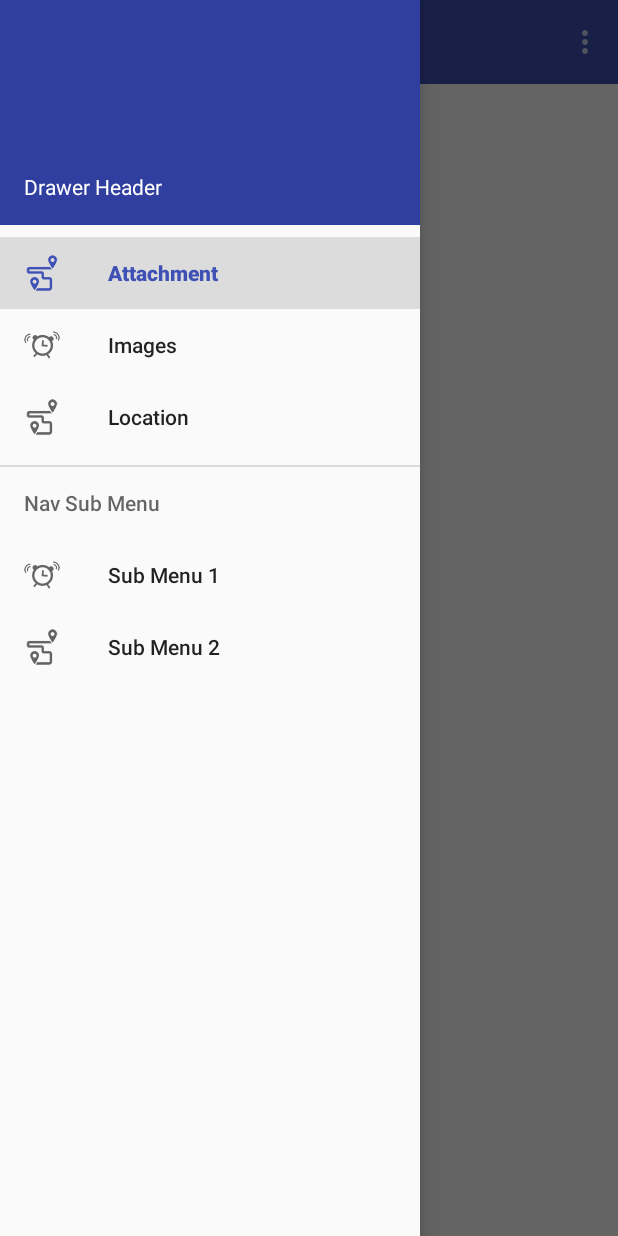
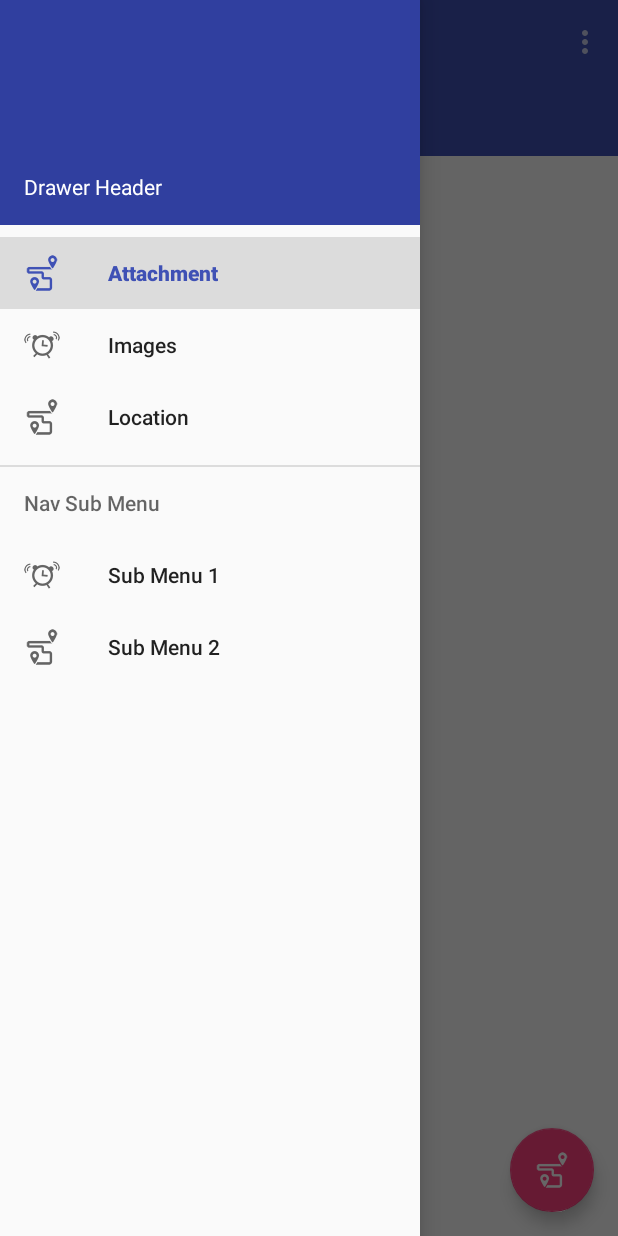
Before and after one commit to guffyWave/MaterialDrawerStudy, an Android app: the screen it shows after launch (MainActivity), with the side drawer open, on a phone screen of 412 x 824 dp. Run offline under Robolectric (Android 15) with nearby library versions, the phone set to English and light mode, and no system bars.

Commit message:
Updated with Coordinator Layout

```diff
--- a/app/src/main/java/com/appxperts/materialdrawerstudy/MainActivity.java
+++ b/app/src/main/java/com/appxperts/materialdrawerstudy/MainActivity.java
@@ -2,6 +2,7 @@ package com.appxperts.materialdrawerstudy;
 
 import android.os.Bundle;
 import android.support.design.widget.NavigationView;
+import android.support.design.widget.Snackbar;
 import android.support.v4.view.GravityCompat;
 import android.support.v4.widget.DrawerLayout;
 import android.support.v7.app.ActionBar;
@@ -9,6 +10,7 @@ import android.support.v7.app.AppCompatActivity;
 import android.support.v7.widget.Toolbar;
 import android.view.Menu;
 import android.view.MenuItem;
+import android.view.View;
 import android.widget.Toast;
 
 public class MainActivity extends AppCompatActivity {
@@ -25,7 +27,7 @@ public class MainActivity extends AppCompatActivity {
 
         System.out.println("Dummy ABCD");
 
-        mDrawerLayout = (DrawerLayout) findViewById(R.id.mDrawerLayout);
+        mDrawerLayout = (DrawerLayout) findViewById(R.id.drawer_layout);
 
 
         Toolbar toolbar = (Toolbar) findViewById(R.id.toolbar);
@@ -44,6 +46,25 @@ public class MainActivity extends AppCompatActivity {
                 return true;
             }
         });
+
+
+        /////------------>> FAB and Snack Bar with Coordinator support
+        Snackbar.make(findViewById(R.id.coordinator), "I'm a Snackbar", Snackbar.LENGTH_LONG).setAction("Action", new View.OnClickListener() {
+            @Override
+            public void onClick(View v) {
+                Toast.makeText(MainActivity.this, "Snackbar Action", Toast.LENGTH_LONG).show();
+                System.out.println("Hello World ");
+            }
+        }).show();
+
+
+        findViewById(R.id.fab).setOnClickListener(new View.OnClickListener() {
+            @Override
+            public void onClick(View view) {
+                Snackbar.make(findViewById(R.id.coordinator), "I'm a Snackbar", Snackbar.LENGTH_LONG).show();
+            }
+        });
+
     }
 
     @Override
@@ -63,6 +84,7 @@ public class MainActivity extends AppCompatActivity {
 
         return super.onOptionsItemSelected(item);
     }
+
     @Override
     public boolean onCreateOptionsMenu(Menu menu) {
         // Inflate the menu; this adds items to the action bar if it is present.
--- a/app/src/main/res/layout/activity_main.xml
+++ b/app/src/main/res/layout/activity_main.xml
@@ -1,22 +1,55 @@
-<android.support.v4.widget.DrawerLayout xmlns:android="http://schemas.android.com/apk/res/android"
+<android.support.v4.widget.DrawerLayout
+    xmlns:android="http://schemas.android.com/apk/res/android"
     xmlns:app="http://schemas.android.com/apk/res-auto"
-    android:id="@+id/mDrawerLayout"
+    android:id="@+id/drawer_layout"
     android:layout_width="match_parent"
     android:layout_height="match_parent"
     android:fitsSystemWindows="true">
 
-    <RelativeLayout
+    <android.support.design.widget.CoordinatorLayout
+        android:id="@+id/coordinator"
         android:layout_width="match_parent"
         android:layout_height="match_parent">
 
-        <android.support.v7.widget.Toolbar
-            android:id="@+id/toolbar"
+        <LinearLayout
             android:layout_width="match_parent"
-            android:layout_height="?attr/actionBarSize"
-            android:background="?attr/colorPrimary"
-            android:theme="@style/ThemeOverlay.AppCompat.Dark" />
+            android:layout_height="match_parent"
+            android:orientation="vertical">
 
-    </RelativeLayout>
+            <android.support.v7.widget.Toolbar
+                android:id="@+id/toolbar"
+                android:layout_width="match_parent"
+                android:layout_height="?attr/actionBarSize"
+                android:background="?attr/colorPrimary"
+                android:theme="@style/ThemeOverlay.AppCompat.Dark" />
+
+            <android.support.design.widget.TabLayout
+                android:id="@+id/tablayout"
+                android:layout_width="match_parent"
+                android:layout_height="wrap_content"
+                android:background="?attr/colorPrimary"
+                android:theme="@style/ThemeOverlay.AppCompat.Dark"
+                app:tabGravity="fill" />
+
+            <android.support.v4.view.ViewPager
+                android:id="@+id/viewpager"
+                android:layout_width="match_parent"
+                android:layout_height="0dp"
+                android:layout_weight="1" />
+
+        </LinearLayout>
+
+        <android.support.design.widget.FloatingActionButton
+            android:id="@+id/fab"
+            android:layout_width="wrap_content"
+            android:layout_height="wrap_content"
+            android:layout_alignParentBottom="true"
+            android:layout_gravity="bottom|right"
+            android:layout_marginBottom="@dimen/activity_vertical_margin"
+            android:layout_marginRight="@dimen/activity_horizontal_margin"
+            android:src="@drawable/ic_location_distance_72" />
+
+    </android.support.design.widget.CoordinatorLayout>
 
     <android.support.design.widget.NavigationView
         android:id="@+id/navigation_view"
```
Also changed, not shown: 1 other file.
